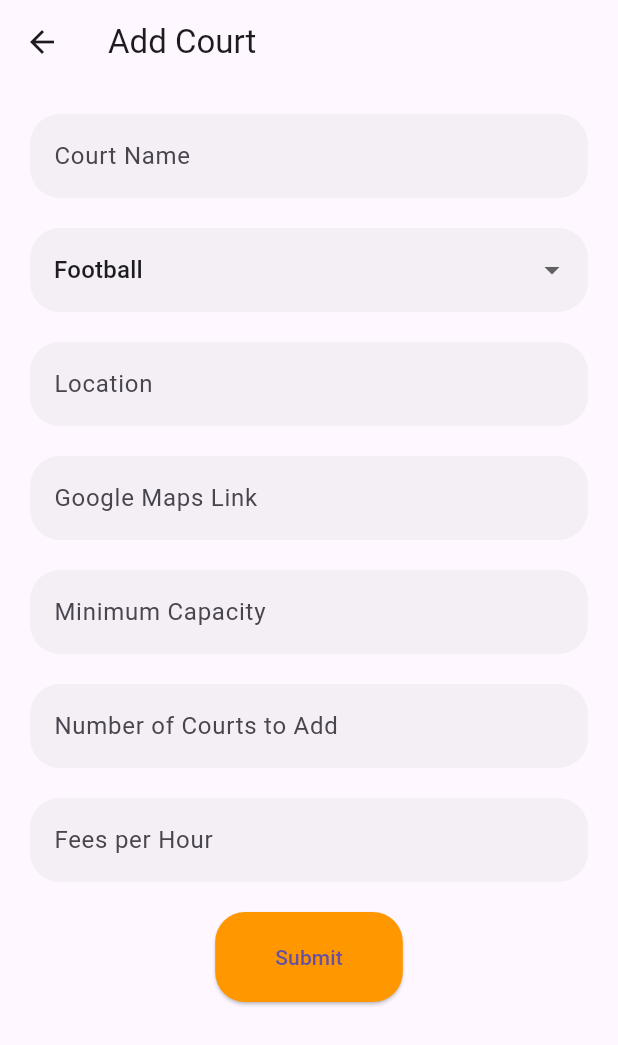
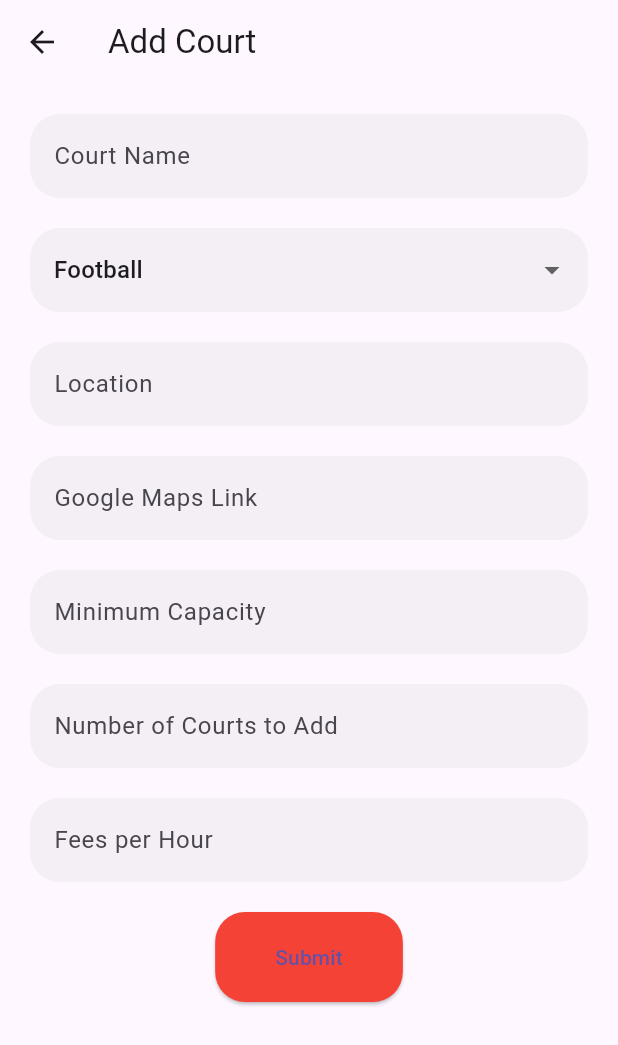
Before and after one commit to SaherSeada/Fieldz, a Flutter app: the AddCourtView screen opened directly, on a phone screen of 412 x 824 dp. Shown: the top 1045 px of the screen. Run offline on Flutter 3.47's test engine with Material 3 defaults, Android fonts, the light colour scheme and no system bars; our stand-ins replace awesome_dialog, cloud_firestore, firebase_auth, firebase_core, get; accounts and stored records are empty.

Commit message:
applying theme

```diff
--- a/fieldz/lib/theme/theme_constants.dart
+++ b/fieldz/lib/theme/theme_constants.dart
@@ -1,7 +1,7 @@
 import 'package:flutter/material.dart';
 
-const COLOR_PRIMARY = Colors.deepOrangeAccent;
-const COLOR_ACCENT = Colors.orange;
+const COLOR_PRIMARY = Colors.redAccent;
+const COLOR_ACCENT = Colors.red;
 
 ThemeData lightTheme = ThemeData(
     brightness: Brightness.light,
--- a/fieldz/lib/views/supplier_add_court_view.dart
+++ b/fieldz/lib/views/supplier_add_court_view.dart
@@ -1,66 +1,87 @@
-import 'package:flutter/material.dart' as supplier_add_court_view;
+import 'package:flutter/material.dart';
 import 'package:fieldz/models/supplier_court_model.dart';
 import 'package:fieldz/controllers/supplier_add_court_controller.dart';
+import 'package:fieldz/theme/theme_constants.dart'; // Import theme constants
 
-class AddCourtView extends supplier_add_court_view.StatefulWidget {
+class AddCourtView extends StatefulWidget {
   @override
   _AddCourtViewState createState() => _AddCourtViewState();
 }
 
-class _AddCourtViewState extends supplier_add_court_view.State<AddCourtView> {
-  final supplier_add_court_view.TextEditingController courtNameController =
-      supplier_add_court_view.TextEditingController();
+class _AddCourtViewState extends State<AddCourtView> {
+  final TextEditingController courtNameController = TextEditingController();
   String selectedSport = 'Football'; // Initial value
-  final supplier_add_court_view.TextEditingController locationController =
-      supplier_add_court_view.TextEditingController();
-  final supplier_add_court_view.TextEditingController googleMapsLinkController =
-      supplier_add_court_view.TextEditingController();
-  final supplier_add_court_view.TextEditingController minCapacityController =
-      supplier_add_court_view.TextEditingController();
-  final supplier_add_court_view.TextEditingController numCourtsController =
-      supplier_add_court_view.TextEditingController();
-  final supplier_add_court_view.TextEditingController feesPerHourController =
-      supplier_add_court_view.TextEditingController();
+  final TextEditingController locationController = TextEditingController();
+  final TextEditingController googleMapsLinkController =
+      TextEditingController();
+  final TextEditingController minCapacityController = TextEditingController();
+  final TextEditingController numCourtsController = TextEditingController();
+  final TextEditingController feesPerHourController = TextEditingController();
 
   @override
-  supplier_add_court_view.Widget build(
-      supplier_add_court_view.BuildContext context) {
-    return supplier_add_court_view.Scaffold(
-      appBar: supplier_add_court_view.AppBar(
-        title: supplier_add_court_view.Text('Add Court'),
+  Widget build(BuildContext context) {
+    return Theme(
+      // Apply theme here
+      data: ThemeData(
+        brightness: Brightness.light, // Default to light theme
+        primaryColor: COLOR_PRIMARY,
+        hintColor: COLOR_ACCENT,
+        floatingActionButtonTheme:
+            FloatingActionButtonThemeData(backgroundColor: COLOR_ACCENT),
+        elevatedButtonTheme: ElevatedButtonThemeData(
+          style: ButtonStyle(
+            padding: MaterialStateProperty.all<EdgeInsetsGeometry>(
+                EdgeInsets.symmetric(horizontal: 40.0, vertical: 20.0)),
+            shape: MaterialStateProperty.all<OutlinedBorder>(
+                RoundedRectangleBorder(
+                    borderRadius: BorderRadius.circular(20.0))),
+            backgroundColor: MaterialStateProperty.all<Color>(COLOR_ACCENT),
           ),
-      body: supplier_add_court_view.SingleChildScrollView(
-        child: supplier_add_court_view.Padding(
-          padding: supplier_add_court_view.EdgeInsets.all(20.0),
-          child: supplier_add_court_view.Column(
+        ),
+        inputDecorationTheme: InputDecorationTheme(
+          border: OutlineInputBorder(
+            borderRadius: BorderRadius.circular(20.0),
+            borderSide: BorderSide.none,
+          ),
+          filled: true,
+          fillColor: Colors.grey.withOpacity(0.1),
+        ),
+      ),
+      child: Scaffold(
+        appBar: AppBar(
+          title: Text('Add Court'),
+        ),
+        body: SingleChildScrollView(
+          child: Padding(
+            padding: EdgeInsets.all(20.0),
+            child: Column(
               children: [
-              supplier_add_court_view.TextField(
+                TextField(
                   controller: courtNameController,
-                decoration: supplier_add_court_view.InputDecoration(
+                  decoration: InputDecoration(
                     labelText: 'Court Name',
                   ),
                 ),
-              supplier_add_court_view.SizedBox(height: 20),
-              supplier_add_court_view.DropdownButtonFormField<String>(
+                SizedBox(height: 20),
+                DropdownButtonFormField<String>(
                   value: selectedSport,
                   items: [
-                  supplier_add_court_view.DropdownMenuItem(
+                    DropdownMenuItem(
                       value: 'Football',
-                    child: supplier_add_court_view.Text('Football'),
+                      child: Text('Football'),
                     ),
-                  supplier_add_court_view.DropdownMenuItem(
+                    DropdownMenuItem(
                       value: 'Basketball',
-                    child: supplier_add_court_view.Text('Basketball'),
+                      child: Text('Basketball'),
                     ),
-                  supplier_add_court_view.DropdownMenuItem(
+                    DropdownMenuItem(
                       value: 'Padel',
-                    child: supplier_add_court_view.Text('Padel'),
+                      child: Text('Padel'),
                     ),
-                  supplier_add_court_view.DropdownMenuItem(
+                    DropdownMenuItem(
                       value: 'Tennis',
-                    child: supplier_add_court_view.Text('Tennis'),
+                      child: Text('Tennis'),
                     ),
-                  // Add more sports as needed
                   ],
                   onChanged: (value) {
                     setState(() {
@@ -68,46 +89,46 @@ class _AddCourtViewState extends supplier_add_court_view.State<AddCourtView> {
                     });
                   },
                 ),
-              supplier_add_court_view.SizedBox(height: 20),
-              supplier_add_court_view.TextField(
+                SizedBox(height: 20),
+                TextField(
                   controller: locationController,
-                decoration: supplier_add_court_view.InputDecoration(
+                  decoration: InputDecoration(
                     labelText: 'Location',
                   ),
                 ),
-              supplier_add_court_view.SizedBox(height: 20),
-              supplier_add_court_view.TextField(
+                SizedBox(height: 20),
+                TextField(
                   controller: googleMapsLinkController,
-                decoration: supplier_add_court_view.InputDecoration(
+                  decoration: InputDecoration(
                     labelText: 'Google Maps Link',
                   ),
                 ),
-              supplier_add_court_view.SizedBox(height: 20),
-              supplier_add_court_view.TextField(
+                SizedBox(height: 20),
+                TextField(
                   controller: minCapacityController,
-                keyboardType: supplier_add_court_view.TextInputType.number,
-                decoration: supplier_add_court_view.InputDecoration(
+                  keyboardType: TextInputType.number,
+                  decoration: InputDecoration(
                     labelText: 'Minimum Capacity',
                   ),
                 ),
-              supplier_add_court_view.SizedBox(height: 20),
-              supplier_add_court_view.TextField(
+                SizedBox(height: 20),
+                TextField(
                   controller: numCourtsController,
-                keyboardType: supplier_add_court_view.TextInputType.number,
-                decoration: supplier_add_court_view.InputDecoration(
+                  keyboardType: TextInputType.number,
+                  decoration: InputDecoration(
                     labelText: 'Number of Courts to Add',
                   ),
                 ),
-              supplier_add_court_view.SizedBox(height: 20),
-              supplier_add_court_view.TextField(
+                SizedBox(height: 20),
+                TextField(
                   controller: feesPerHourController,
-                keyboardType: supplier_add_court_view.TextInputType.number,
-                decoration: supplier_add_court_view.InputDecoration(
+                  keyboardType: TextInputType.number,
+                  decoration: InputDecoration(
                     labelText: 'Fees per Hour',
                   ),
                 ),
-              supplier_add_court_view.SizedBox(height: 20),
-              supplier_add_court_view.ElevatedButton(
+                SizedBox(height: 20),
+                ElevatedButton(
                   onPressed: () {
                     // Create a court object from the entered data
                     Court court = Court(
@@ -115,7 +136,8 @@ class _AddCourtViewState extends supplier_add_court_view.State<AddCourtView> {
                       selectedSport: selectedSport,
                       location: locationController.text,
                       googleMapsLink: googleMapsLinkController.text,
-                    minCapacity: int.tryParse(minCapacityController.text) ?? 0,
+                      minCapacity:
+                          int.tryParse(minCapacityController.text) ?? 0,
                       numCourts: int.tryParse(numCourtsController.text) ?? 0,
                       feesPerHour:
                           double.tryParse(feesPerHourController.text) ?? 0.0,
@@ -123,9 +145,10 @@ class _AddCourtViewState extends supplier_add_court_view.State<AddCourtView> {
                     // Call the controller to handle form submission
                     AddCourtController().submitForm(court);
                   },
-                child: supplier_add_court_view.Text('Submit'),
+                  child: Text('Submit'),
                 ),
               ],
+            ),
           ),
         ),
       ),
--- a/fieldz/lib/views/supplier_dashboard_view.dart
+++ b/fieldz/lib/views/supplier_dashboard_view.dart
@@ -1,10 +1,18 @@
-// supplier_dashboard_view.dart
 import 'package:flutter/material.dart';
+import 'package:fieldz/theme/theme_constants.dart'; // Import theme constants
 
 class SupplierDashboardView extends StatelessWidget {
   @override
   Widget build(BuildContext context) {
-    return Scaffold(
+    return Theme(
+      // Apply theme here
+      data: ThemeData(
+        brightness: Brightness.light, // Default to light theme
+        primaryColor: COLOR_PRIMARY,
+        floatingActionButtonTheme:
+            FloatingActionButtonThemeData(backgroundColor: COLOR_ACCENT),
+      ),
+      child: Scaffold(
         appBar: AppBar(
           title: Text('Dashboard'),
         ),
@@ -39,6 +47,7 @@ class SupplierDashboardView extends StatelessWidget {
         body: Center(
           child: Text('Welcome to the Dashboard!'),
         ),
+      ),
     );
   }
 }
--- a/fieldz/lib/views/supplier_pending_courts_view.dart
+++ b/fieldz/lib/views/supplier_pending_courts_view.dart
@@ -1,9 +1,16 @@
 import 'package:flutter/material.dart';
+import 'package:fieldz/theme/theme_constants.dart'; // Import theme constants
 
 class SupplierPendingCourtsView extends StatelessWidget {
   @override
   Widget build(BuildContext context) {
-    return Scaffold(
+    return Theme(
+      // Apply theme here
+      data: ThemeData(
+        brightness: Brightness.light, // Default to light theme
+        primaryColor: COLOR_PRIMARY,
+      ),
+      child: Scaffold(
         appBar: AppBar(
           title: Text('Pending Courts'),
         ),
@@ -19,6 +26,7 @@ class SupplierPendingCourtsView extends StatelessWidget {
             ],
           ),
         ),
+      ),
     );
   }
 }
--- a/fieldz/lib/views/supplier_profile_view.dart
+++ b/fieldz/lib/views/supplier_profile_view.dart
@@ -1,15 +1,22 @@
-// supplier_profile_view.dart
 import 'package:flutter/material.dart';
+import 'package:fieldz/theme/theme_constants.dart'; // Import theme constants
 
 class SupplierProfileView extends StatelessWidget {
   @override
   Widget build(BuildContext context) {
-    return Scaffold(
-      appBar: AppBar(
-        title: Text('Profile'),
+    return Theme(
+      // Apply theme here
+      data: ThemeData(
+        brightness: Brightness.light, // Default to light theme
+        primaryColor: COLOR_PRIMARY,
       ),
-      body: Center(
-        child: Text('Profile Page'),
+      child: Scaffold(
+        appBar: AppBar(
+          title: Text('Profile'),
+        ),
+        body: Center(
+          child: Text('Profile Page'),
+        ),
       ),
     );
   }
--- a/fieldz/lib/views/supplier_your_courts_view.dart
+++ b/fieldz/lib/views/supplier_your_courts_view.dart
@@ -1,4 +1,5 @@
 import 'package:flutter/material.dart';
+import 'package:fieldz/theme/theme_constants.dart'; // Import theme constants
 
 class YourCourtsView extends StatelessWidget {
   final Function() onAddCourtPressed;
@@ -7,7 +8,16 @@ class YourCourtsView extends StatelessWidget {
 
   @override
   Widget build(BuildContext context) {
-    return Scaffold(
+    return Theme(
+      // Apply theme here
+      data: ThemeData(
+        brightness: Brightness.light, // Default to light theme
+        primaryColor: COLOR_PRIMARY,
+        floatingActionButtonTheme: FloatingActionButtonThemeData(
+          backgroundColor: COLOR_ACCENT,
+        ),
+      ),
+      child: Scaffold(
         appBar: AppBar(
           title: Text('Your Courts'),
         ),
@@ -18,6 +28,7 @@ class YourCourtsView extends StatelessWidget {
           onPressed: onAddCourtPressed,
           child: Icon(Icons.add),
         ),
+      ),
     );
   }
 }
```
Lines whose indentation alone changed are shown as unchanged.
